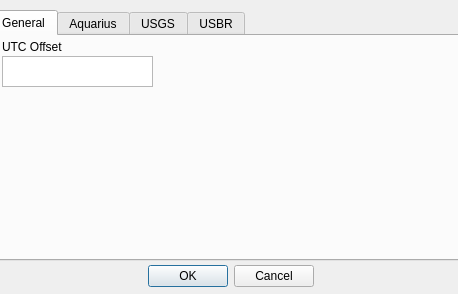
Qt form ui/winOptions.ui (S31F3R/DataDoctor) before a commit.
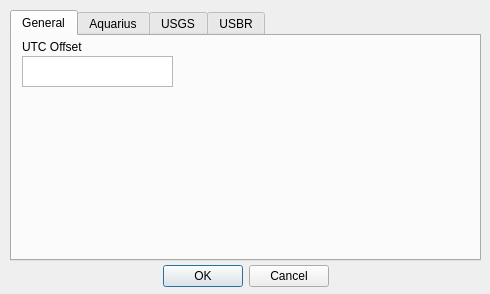
The same form after that commit. The open tabs and pages were chosen to show the change. Icons and pictures are not drawn.

Commit message: Removed unused icons and added options icon

Diff of the .ui file:
```diff
--- a/ui/winOptions.ui
+++ b/ui/winOptions.ui
@@ -6,7 +6,7 @@
    <rect>
     <x>0</x>
     <y>0</y>
-    <width>458</width>
+    <width>490</width>
     <height>294</height>
    </rect>
   </property>
@@ -18,7 +18,7 @@
     <rect>
      <x>10</x>
      <y>260</y>
-     <width>441</width>
+     <width>471</width>
      <height>32</height>
     </rect>
    </property>
@@ -35,7 +35,7 @@
   <widget class="QTabWidget" name="tabWidget">
    <property name="geometry">
     <rect>
-     <x>-10</x>
+     <x>10</x>
      <y>10</y>
      <width>471</width>
      <height>251</height>
```
Left out of the diff: 6 changed lines with no effect on the pictures. The commit also changes 7 other files.
